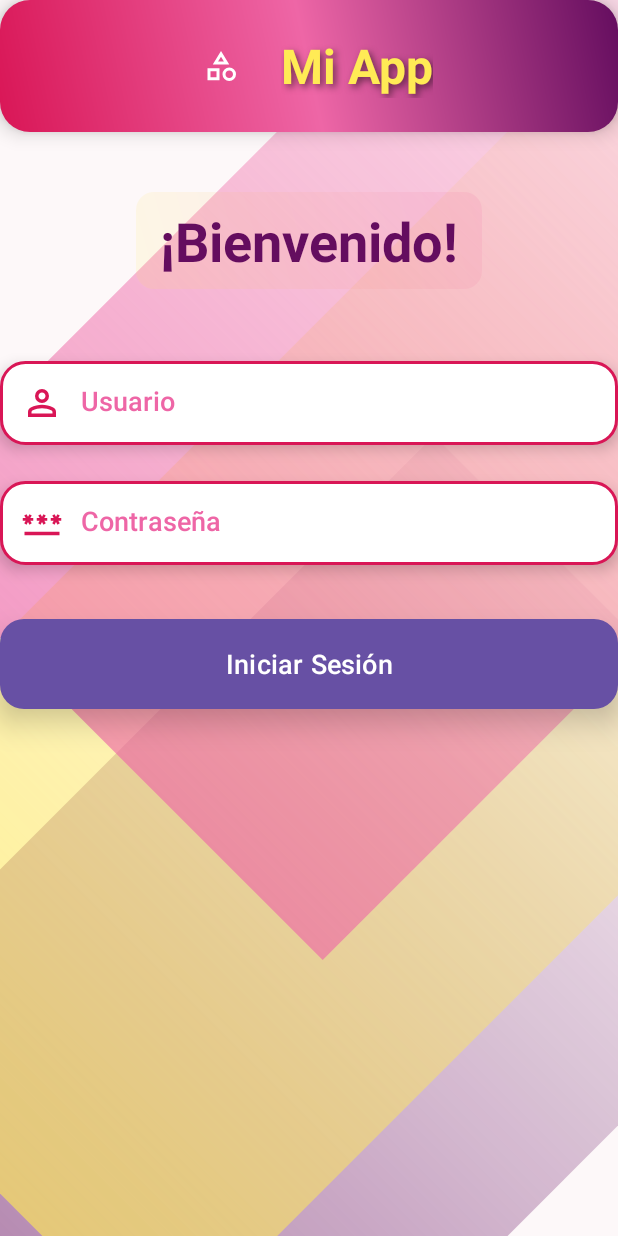
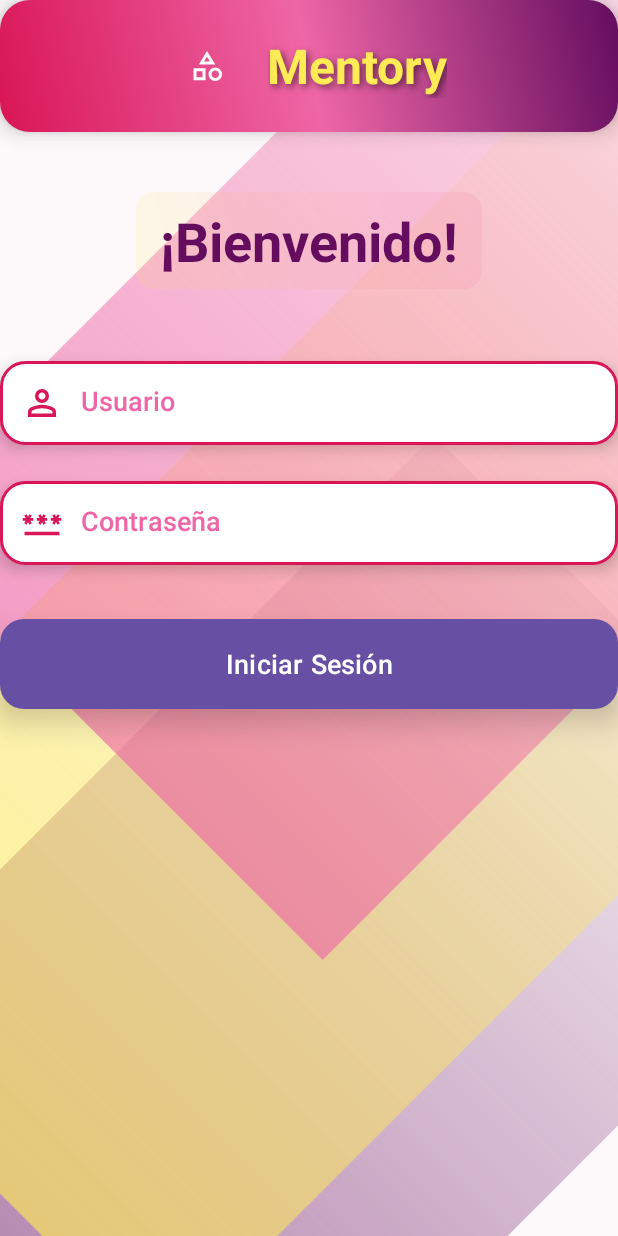
Before and after one commit to CharlyOwo81/MobileAppsFinalProject, an Android app: the screen it shows after launch (MainActivity), on a phone screen of 412 x 824 dp. Run offline under Robolectric (Android 15) with nearby library versions, the phone set to English and light mode, and no system bars.

Commit message:
arreglos minimos

```diff
--- a/app/src/main/res/drawable/button_background.xml
+++ b/app/src/main/res/drawable/button_background.xml
@@ -5,5 +5,6 @@
         android:startColor="#FFEB55"
         android:centerColor="#EE66A6"
         android:endColor="#D91656"
-        android:angle="45"/>
+        android:angle="45"
+        />
 </shape>
--- a/app/src/main/res/layout/activity_detalle_alumno.xml
+++ b/app/src/main/res/layout/activity_detalle_alumno.xml
@@ -25,8 +25,8 @@
             android:layout_width="40dp"
             android:layout_height="40dp"
             android:src="@drawable/diversity_3_24px"
-            android:tint="#FFFFFF"
-            android:contentDescription="Student Icon"/>
+            android:contentDescription="Student Icon"
+            app:tint="#FFFFFF" />
 
         <TextView
             android:layout_width="wrap_content"
--- a/app/src/main/res/layout/activity_lista_alumnos.xml
+++ b/app/src/main/res/layout/activity_lista_alumnos.xml
@@ -25,8 +25,8 @@
             android:layout_width="40dp"
             android:layout_height="40dp"
             android:src="@drawable/diversity_3_24px"
-            android:tint="#FFFFFF"
-            android:contentDescription="Students Icon"/>
+            android:contentDescription="Students Icon"
+            app:tint="#FFFFFF" />
 
         <TextView
             android:id="@+id/Alumnos"
--- a/app/src/main/res/layout/activity_main.xml
+++ b/app/src/main/res/layout/activity_main.xml
@@ -26,14 +26,14 @@
             android:layout_width="48dp"
             android:layout_height="48dp"
             android:src="@drawable/category_24px"
-            android:tint="#FFFFFF"
             android:contentDescription="App Logo"
-            android:scaleType="centerInside"/>
+            android:scaleType="centerInside"
+            app:tint="@color/white" />
 
         <TextView
             android:layout_width="wrap_content"
             android:layout_height="wrap_content"
-            android:text="Mi App"
+            android:text="Mentory"
             android:textSize="32sp"
             android:textStyle="bold"
             android:textColor="#FFEB55"
@@ -141,6 +141,7 @@
         android:paddingEnd="24dp"
         android:elevation="8dp"
         android:transitionName="button_transition"
-        android:stateListAnimator="@anim/button_elevation_anim"/>
+        android:stateListAnimator="@anim/button_elevation_anim"
+        />
 
 </LinearLayout>
--- a/app/src/main/res/layout/agregar_alumno.xml
+++ b/app/src/main/res/layout/agregar_alumno.xml
@@ -23,8 +23,8 @@
             android:layout_width="40dp"
             android:layout_height="40dp"
             android:src="@drawable/diversity_3_24px"
-            android:tint="#FFFFFF"
-            android:contentDescription="Add Student Icon"/>
+            android:contentDescription="Add Student Icon"
+            app:tint="#FFFFFF" />
 
         <TextView
             android:layout_width="wrap_content"
--- a/app/src/main/res/values/themes.xml
+++ b/app/src/main/res/values/themes.xml
@@ -3,7 +3,9 @@
     <style name="Base.Theme.MyApplication" parent="Theme.Material3.DayNight.NoActionBar">
         <!-- Customize your light theme here. -->
         <!-- <item name="colorPrimary">@color/my_light_primary</item> -->
+
     </style>
 
-    <style name="Theme.MyApplication" parent="Base.Theme.MyApplication" />
+    <style name="Theme.MyApplication" parent="Base.Theme.MyApplication"/>
+
 </resources>
--- a/settings.gradle.kts
+++ b/settings.gradle.kts
@@ -19,5 +19,5 @@ dependencyResolutionManagement {
     }
 }
 
-rootProject.name = "My Application"
+rootProject.name = "Mentory"
 include(":app")
```
Also changed, not shown: app/src/main/res/layout/item_materia.xml (+4 -3 lines).
